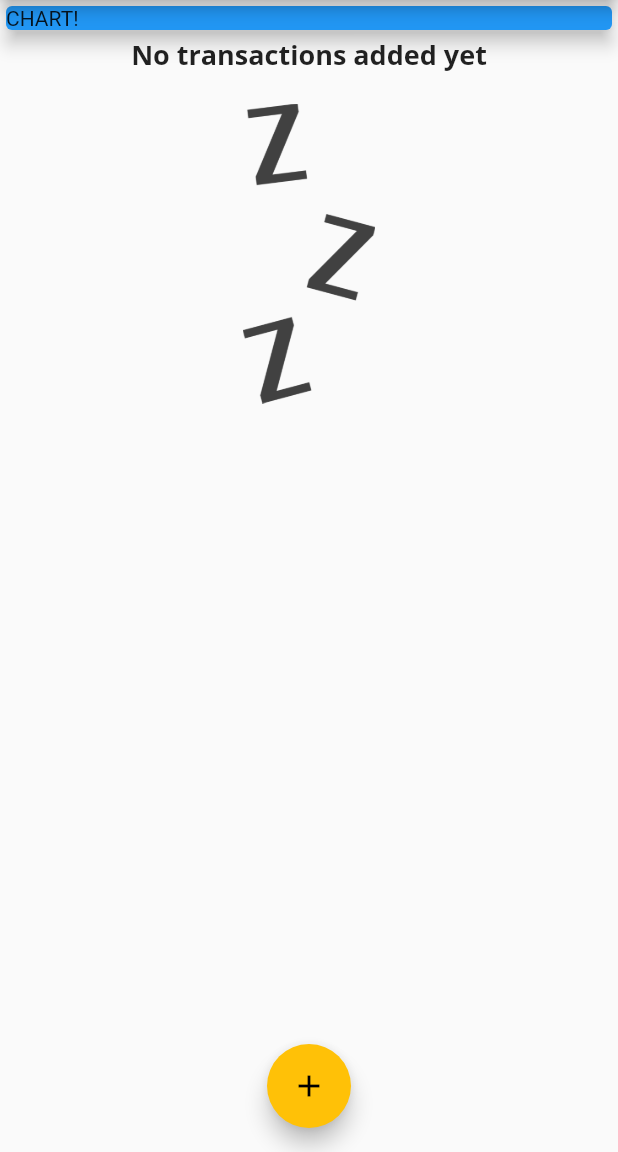
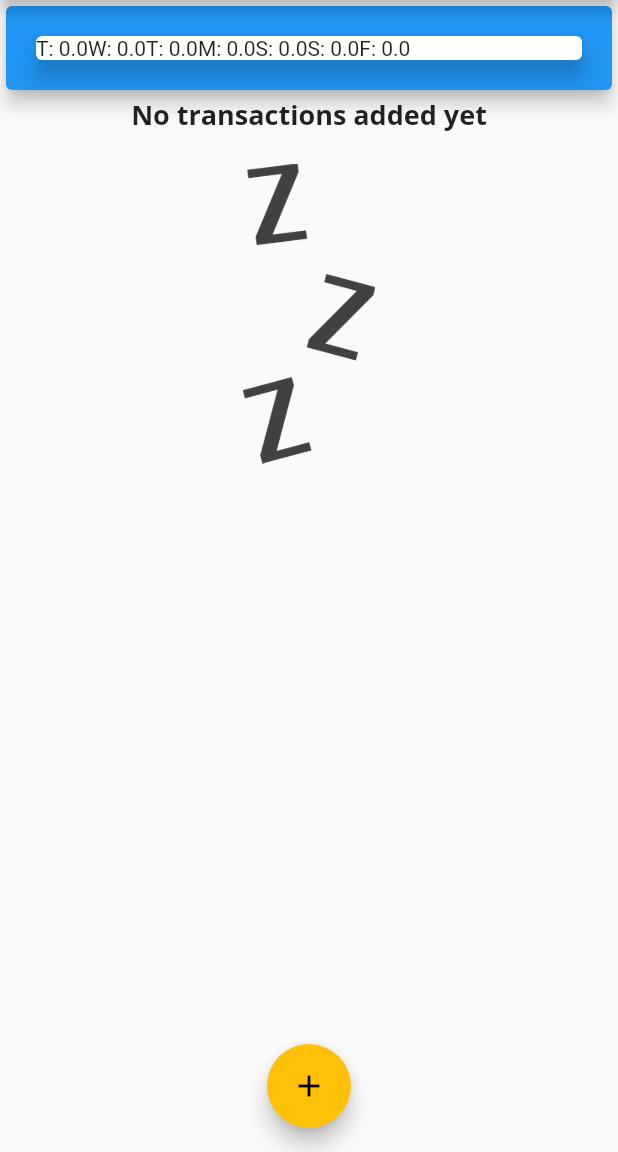
Before and after one commit to nghialmgcd201527/money-expense-udemy, a Flutter app: the screen it shows after launch, on a phone screen of 412 x 824 dp, the part 84-1236 px from its top. Run offline on Flutter 3.47's test engine with Material 2 defaults, Android fonts, the phone set to English and light mode, and no system bars.

Commit message:
lecture 101, 103 and 104

```diff
--- a/lib/main.dart
+++ b/lib/main.dart
@@ -3,6 +3,7 @@
 import './widgets/new_transaction.dart';
 import './models/transaction.dart';
 import './widgets/transaction_list.dart';
+import '../widgets/chart.dart';
 
 void main() => runApp(MyApp());
 
@@ -58,6 +59,16 @@
     // ),
   ];
 
+  List<Transaction> get _recentTransactions {
+    return _userTransactions.where((tx) {
+      return tx.date.isAfter(
+        DateTime.now().subtract(
+          Duration(days: 7),
+        ),
+      );
+    }).toList();
+  }
+
   void _addNewTransaction(String txTitle, double txAmount) {
     final newTx = Transaction(
       title: txTitle,
@@ -105,7 +116,7 @@
               width: double.infinity,
               child: Card(
                 color: Colors.blue,
-                child: Text('CHART!'),
+                child: Chart(_recentTransactions),
                 elevation: 5,
               ),
             ),
--- /dev/null
+++ b/lib/widgets/chart.dart
@@ -0,0 +1,47 @@
+import 'package:flutter/src/foundation/key.dart';
+import 'package:flutter/src/widgets/container.dart';
+import 'package:flutter/src/widgets/framework.dart';
+import 'package:intl/intl.dart';
+
+import 'package:flutter/material.dart';
+
+import '../models/transaction.dart';
+
+class Chart extends StatelessWidget {
+  final List<Transaction> recentTransactions;
+
+  Chart(this.recentTransactions);
+
+  List<Map<String, Object>> get groupedTransactionValues {
+    return List.generate(7, (index) {
+      final weekDay = DateTime.now().subtract(
+        Duration(days: index),
+      );
+      var totalSum = 0.0;
+      for (var i = 0; i < recentTransactions.length; i++) {
+        if (recentTransactions[i].date.day == weekDay.day &&
+            recentTransactions[i].date.month == weekDay.month &&
+            recentTransactions[i].date.year == weekDay.year) {
+          totalSum += recentTransactions[i].amount;
+        }
+      }
+      return {
+        'day': DateFormat.E().format(weekDay).substring(0, 1),
+        'amount': totalSum,
+      };
+    });
+  }
+
+  @override
+  Widget build(BuildContext context) {
+    return Card(
+      elevation: 6,
+      margin: EdgeInsets.all(20),
+      child: Row(
+        children: groupedTransactionValues.map((data) {
+          return Text('${data['day']}: ${data['amount']}');
+        }).toList(),
+      ),
+    );
+  }
+}
```
Also changed, not shown: lib/widgets/chart_bar.dart (added, +52 -0 lines).
